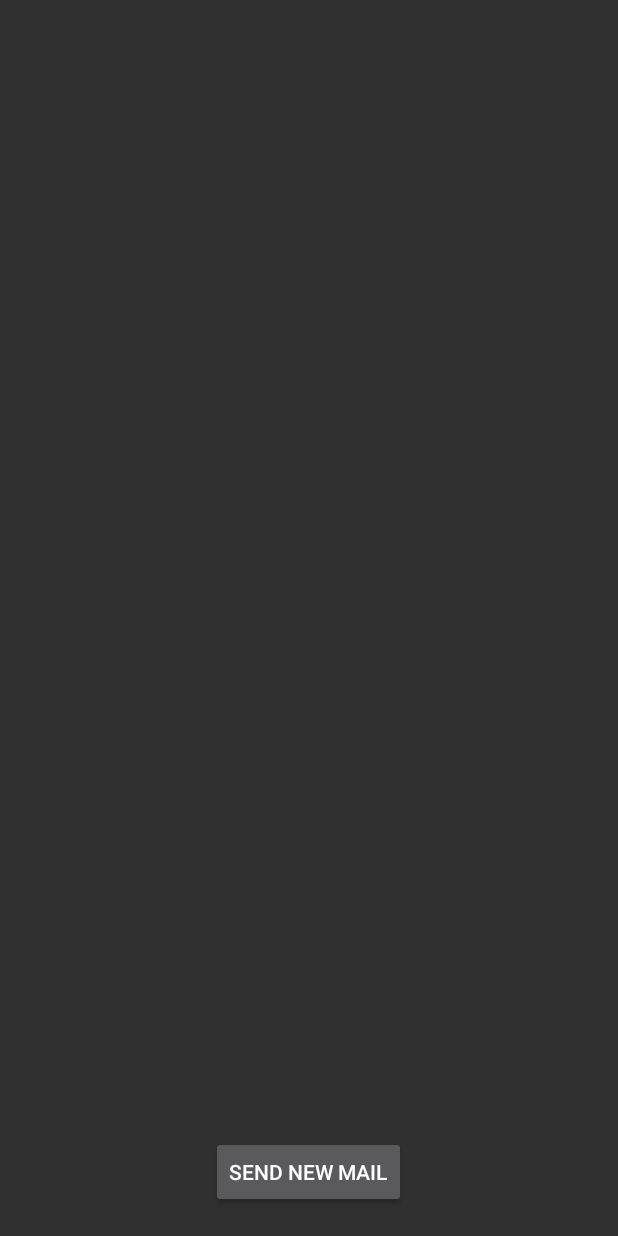
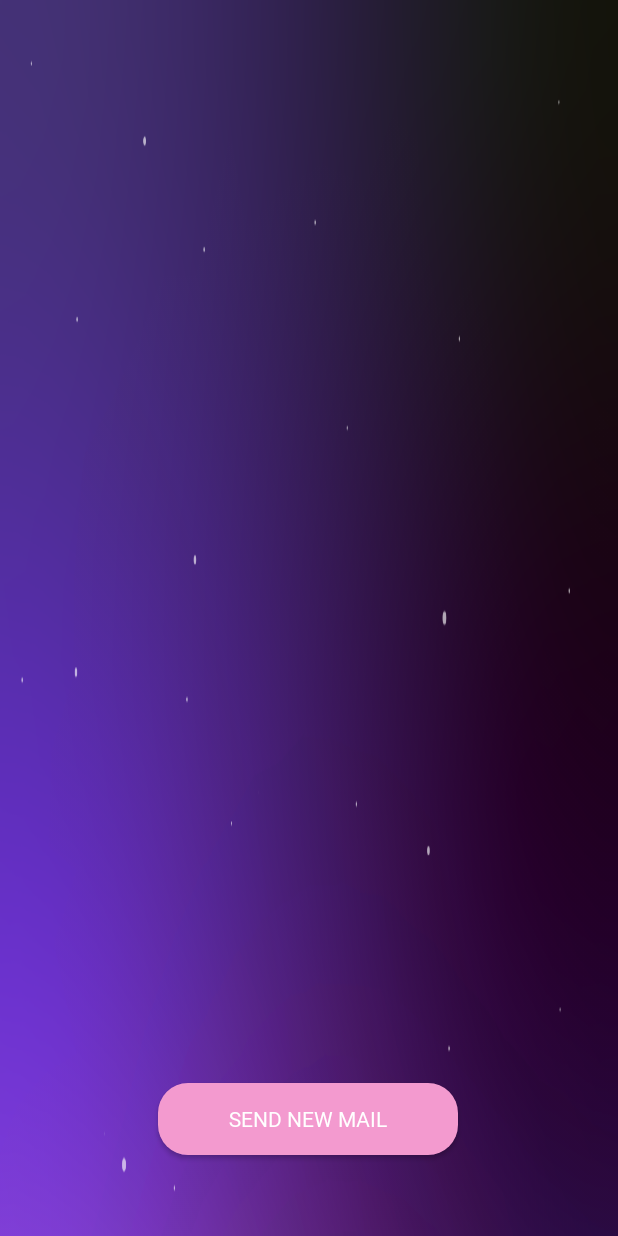
Before and after one commit to shivasharma14/Email-and-Message-Client, an Android app: the mail_outbox screen opened directly, with no data from a screen before it, on a phone screen of 412 x 824 dp. Run offline under Robolectric (Android 15) with nearby library versions, the phone set to English and light mode, and no system bars; our stand-ins replace Firebase (no records; nobody signed in at launch, a user with empty details on screens opened directly); 2 statements that could not run were skipped.

Commit message:
Outbox added

```diff
--- a/app/src/main/AndroidManifest.xml
+++ b/app/src/main/AndroidManifest.xml
@@ -11,8 +11,10 @@
         android:roundIcon="@mipmap/ic_launcher_round"
         android:supportsRtl="true"
         android:theme="@style/Theme.AppCompat.NoActionBar">
-        <activity android:name=".singlerow"></activity>
-        <activity android:name=".mail_inbox" />
+        <activity android:name=".singlerow1"></activity>
+        <activity android:name=".text_outbox" />
+        <activity android:name=".singlerow" />
+        <activity android:name=".mail_outbox" />
         <activity android:name=".Login" />
         <activity android:name=".message" />
         <activity android:name=".options" />
--- a/app/src/main/java/com/example/mail/Login.java
+++ b/app/src/main/java/com/example/mail/Login.java
@@ -68,7 +68,7 @@ public class Login extends AppCompatActivity {
                             public void onComplete(@NonNull Task<AuthResult> task) {
                                 if (task.isSuccessful()) {
                                     Toast.makeText(Login.this,
-                                            "Login Successful", Toast.LENGTH_LONG).show();
+                                            "Login Successful", Toast.LENGTH_SHORT).show();
 
                                     Intent i=new Intent(Login.this,options.class);
                                     i.putExtra("sender_mail",smail);
@@ -78,7 +78,7 @@ public class Login extends AppCompatActivity {
                                 }
                                 else {
                                     Toast.makeText(Login.this,
-                                            "User Not found", Toast.LENGTH_LONG).show();
+                                            "User Not found", Toast.LENGTH_SHORT).show();
 
                                 }
 
--- a/app/src/main/java/com/example/mail/mail_inbox.java
+++ b/app/src/main/java/com/example/mail/mail_outbox.java
@@ -13,7 +13,7 @@ import androidx.recyclerview.widget.RecyclerView;
 import com.firebase.ui.database.FirebaseRecyclerOptions;
 import com.google.firebase.database.FirebaseDatabase;
 
-public class mail_inbox extends AppCompatActivity {
+public class mail_outbox extends AppCompatActivity {
     RecyclerView recyclerView;
     myadapter adapter;
     String s1,s2;
@@ -22,7 +22,7 @@ public class mail_inbox extends AppCompatActivity {
     @Override
     protected void onCreate(Bundle savedInstanceState) {
         super.onCreate(savedInstanceState);
-        setContentView(R.layout.activity_mail_inbox);
+        setContentView(R.layout.activity_mail_outbox);
         Intent i=getIntent();
         s1=i.getStringExtra("s_email");
         s2=i.getStringExtra("s_pass");
@@ -40,12 +40,15 @@ public class mail_inbox extends AppCompatActivity {
         recyclerView.setAdapter(adapter);
         recyclerView.addItemDecoration(new DividerItemDecoration(this, DividerItemDecoration.VERTICAL));
 
+
+
+
         bnew=findViewById(R.id.button2);
     bnew.setOnClickListener(new View.OnClickListener() {
         @Override
         public void onClick(View v) {
 
-            Intent sec=new Intent(mail_inbox.this,MainActivity.class);
+            Intent sec=new Intent(mail_outbox.this,MainActivity.class);
             sec.putExtra("s_email",s1);
             sec.putExtra("s_pass",s2);
             startActivity(sec);
@@ -54,5 +57,16 @@ public class mail_inbox extends AppCompatActivity {
 
 
 
+
+    }
+    @Override
+    protected void onStart(){
+        super.onStart();
+        adapter.startListening();
+    }
+    @Override
+    protected void onStop(){
+        super.onStop();
+        adapter.stopListening();
     }
 }
--- a/app/src/main/java/com/example/mail/options.java
+++ b/app/src/main/java/com/example/mail/options.java
@@ -25,7 +25,7 @@ public class options extends AppCompatActivity {
         sendmail.setOnClickListener(new View.OnClickListener() {
             @Override
             public void onClick(View v) {
-                Intent sec=new Intent(options.this,mail_inbox.class);
+                Intent sec=new Intent(options.this, mail_outbox.class);
                 sec.putExtra("s_email",sm);
                 sec.putExtra("s_pass",sg);
                 startActivity(sec);
@@ -34,7 +34,7 @@ public class options extends AppCompatActivity {
         sendmsg.setOnClickListener(new View.OnClickListener() {
             @Override
             public void onClick(View v) {
-                Intent sec1=new Intent(options.this,message.class) ;
+                Intent sec1=new Intent(options.this,text_outbox.class) ;
                 sec1.putExtra("s_email",sm);
                 sec1.putExtra("s_pass",sg);
                 startActivity(sec1);
--- a/app/src/main/res/layout/activity_mail_inbox.xml
+++ b/app/src/main/res/layout/activity_mail_outbox.xml
@@ -4,28 +4,35 @@
     xmlns:tools="http://schemas.android.com/tools"
     android:layout_width="match_parent"
     android:layout_height="match_parent"
-    tools:context=".mail_inbox">
+    android:background="@drawable/bg1"
+    tools:context=".mail_outbox">
 
     <androidx.recyclerview.widget.RecyclerView
         android:id="@+id/rview"
-        android:layout_width="411dp"
-        android:layout_height="656dp"
+        android:layout_width="match_parent"
+        android:layout_height="match_parent"
+        android:background="@drawable/bg1"
         app:layout_constraintBottom_toBottomOf="parent"
         app:layout_constraintEnd_toEndOf="parent"
-        app:layout_constraintHorizontal_bias="0.0"
         app:layout_constraintStart_toStartOf="parent"
         app:layout_constraintTop_toTopOf="parent"
-        app:layout_constraintVertical_bias="0.0" />
+        app:layout_constraintVertical_bias="0.571" />
 
     <Button
         android:id="@+id/button2"
-        android:layout_width="wrap_content"
+        android:layout_width="200dp"
         android:layout_height="wrap_content"
+        android:background="@drawable/round"
+        android:fontFamily="@font/roboto_regular"
         android:text="Send New Mail"
+        android:textColor="#FFFFFF"
+        android:textColorHighlight="#FFFFFF"
+        android:textColorHint="#FFFFFF"
+        app:backgroundTint="#F39ACF"
         app:layout_constraintBottom_toBottomOf="parent"
         app:layout_constraintEnd_toEndOf="parent"
-        app:layout_constraintHorizontal_bias="0.498"
+        app:layout_constraintHorizontal_bias="0.497"
         app:layout_constraintStart_toStartOf="parent"
         app:layout_constraintTop_toTopOf="@+id/rview"
-        app:layout_constraintVertical_bias="0.976" />
+        app:layout_constraintVertical_bias="0.93" />
 </androidx.constraintlayout.widget.ConstraintLayout>
```
Also changed, not shown: app/src/main/java/com/example/mail/Register.java (+5 -5 lines), app/src/main/res/layout/activity_singlerow.xml (+12 -5 lines).
